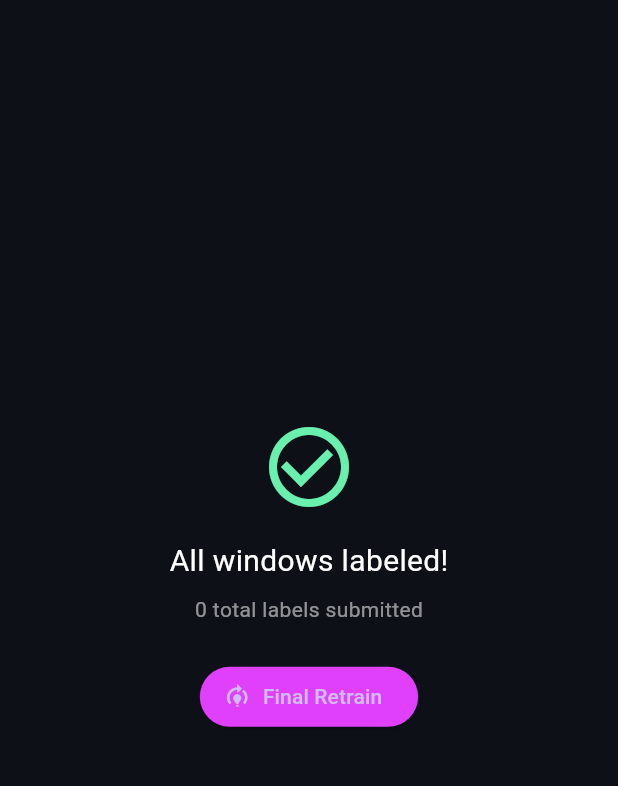
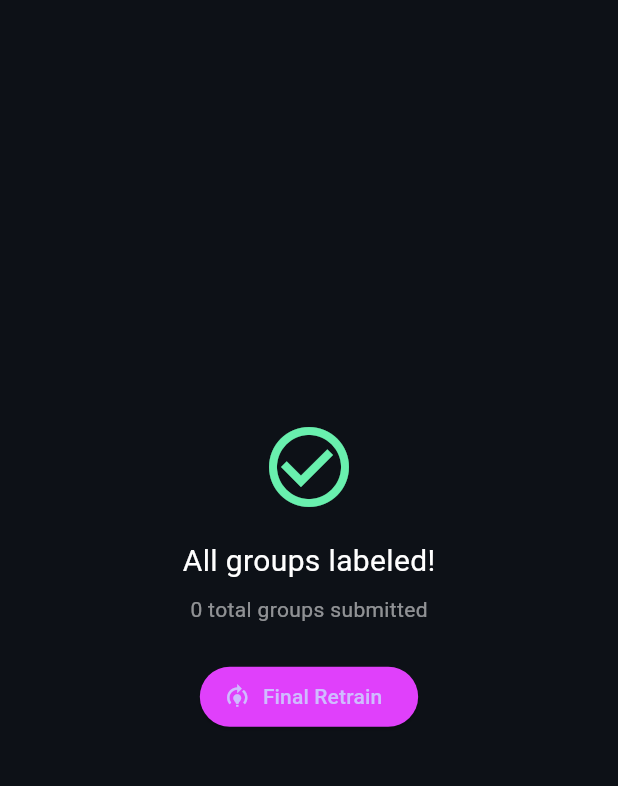
Before and after one commit to Anaspiringdesigner/Solo-Y, a Flutter app: the screen it shows after launch, on a phone screen of 412 x 824 dp, the part 84-870 px from its top. Run offline on Flutter 3.47's test engine with Material 3 defaults, Android fonts, the phone set to English and light mode, and no system bars; network calls fail.

Commit message:
Updated model to chunk the time size down f labels

```diff
--- a/itrs/itr6/brain_app_v1/lib/labeling_screen.dart
+++ b/itrs/itr6/brain_app_v1/lib/labeling_screen.dart
@@ -54,7 +54,7 @@ class _LabelingScreenState extends State<LabelingScreen> {
           _windows = list;
           _cursor = 0;
           _loading = false;
-          _statusMsg = '${list.length} uncertain windows loaded';
+          _statusMsg = '${list.length} uncertain groups loaded';
         });
       }
     } catch (e) {
@@ -101,7 +101,7 @@ class _LabelingScreenState extends State<LabelingScreen> {
           await _fetchWindows();
           setState(() {
             _statusMsg =
-                'Retrained ✓  ${data['uncertain_left']} windows remaining';
+                'Retrained ✓  ${data['uncertain_left']} groups remaining';
           });
         } else {
           setState(() => _statusMsg = 'Retrain skipped: ${data['reason']}');
@@ -128,7 +128,9 @@ class _LabelingScreenState extends State<LabelingScreen> {
   String _formatDate(String iso) {
     try {
       final dt = DateTime.parse(iso).toLocal();
-      return '${dt.year}-${dt.month.toString().padLeft(2, '0')}-${dt.day.toString().padLeft(2, '0')}';
+      return '${dt.year}-'
+          '${dt.month.toString().padLeft(2, '0')}-'
+          '${dt.day.toString().padLeft(2, '0')}';
     } catch (_) {
       return '';
     }
@@ -202,12 +204,12 @@ class _LabelingScreenState extends State<LabelingScreen> {
                 color: Colors.greenAccent, size: 64),
             const SizedBox(height: 16),
             const Text(
-              'All windows labeled!',
+              'All groups labeled!',
               style: TextStyle(color: Colors.white, fontSize: 20),
             ),
             const SizedBox(height: 8),
             Text(
-              '$_labeledCount total labels submitted',
+              '$_labeledCount total groups submitted',
               style: const TextStyle(color: Colors.white54),
             ),
             const SizedBox(height: 24),
@@ -245,7 +247,7 @@ class _LabelingScreenState extends State<LabelingScreen> {
             const SizedBox(height: 12),
             TextButton(
               onPressed: _fetchWindows,
-              child: const Text('Fetch More Windows',
+              child: const Text('Fetch More Groups',
                   style: TextStyle(color: Colors.white54)),
             ),
           ],
@@ -253,13 +255,15 @@ class _LabelingScreenState extends State<LabelingScreen> {
       );
     }
 
-    final win = _windows[_cursor];
-    final probs = (win['probabilities'] as List).map((e) => (e as num).toDouble()).toList();
-    final modelGuess = win['model_guess'] as int;
-    final windowId = win['id'] as int;
-    final startTime = _formatTime(win['start_time'] as String);
-    final endTime = _formatTime(win['end_time'] as String);
-    final date = _formatDate(win['start_time'] as String);
+    final win          = _windows[_cursor];
+    final probs        = (win['probabilities'] as List).map((e) => (e as num).toDouble()).toList();
+    final modelGuess   = win['model_guess'] as int;
+    final windowId     = win['id'] as int;
+    final startTime    = _formatTime(win['start_time'] as String);
+    final endTime      = _formatTime(win['end_time'] as String);
+    final date         = _formatDate(win['start_time'] as String);
+    final windowCount  = win['window_count'] as int;
+    final durationMin  = (win['duration_min'] as num).toDouble();
 
     return Column(
       children: [
@@ -273,7 +277,14 @@ class _LabelingScreenState extends State<LabelingScreen> {
         ),
         Padding(
           padding: const EdgeInsets.fromLTRB(16, 16, 16, 0),
-          child: _buildTimeCard(date, startTime, endTime, windowId),
+          child: _buildTimeCard(
+            date,
+            startTime,
+            endTime,
+            windowId,
+            windowCount,
+            durationMin,
+          ),
         ),
         const SizedBox(height: 12),
         Padding(
@@ -342,7 +353,14 @@ class _LabelingScreenState extends State<LabelingScreen> {
     );
   }
 
-  Widget _buildTimeCard(String date, String start, String end, int id) {
+  Widget _buildTimeCard(
+    String date,
+    String start,
+    String end,
+    int id,
+    int windowCount,
+    double durationMin,
+  ) {
     return Container(
       padding: const EdgeInsets.all(14),
       decoration: BoxDecoration(
@@ -359,8 +377,7 @@ class _LabelingScreenState extends State<LabelingScreen> {
             children: [
               Text(
                 date,
-                style: const TextStyle(
-                    color: Colors.white54, fontSize: 11),
+                style: const TextStyle(color: Colors.white54, fontSize: 11),
               ),
               const SizedBox(height: 2),
               Text(
@@ -368,14 +385,25 @@ class _LabelingScreenState extends State<LabelingScreen> {
                 style: const TextStyle(
                   color: Colors.white,
                   fontWeight: FontWeight.w600,
-                    fontSize: 15),
+                  fontSize: 15,
+                ),
               ),
             ],
           ),
           const Spacer(),
+          Column(
+            crossAxisAlignment: CrossAxisAlignment.end,
+            children: [
               Text(
                 '#$id',
                 style: const TextStyle(color: Colors.white24, fontSize: 12),
+              ),
+              Text(
+                '$windowCount windows · ${durationMin.toStringAsFixed(1)}m',
+                style:
+                    const TextStyle(color: Colors.white38, fontSize: 11),
+              ),
+            ],
           ),
         ],
       ),
@@ -398,10 +426,11 @@ class _LabelingScreenState extends State<LabelingScreen> {
             style: TextStyle(
               color: Colors.white54,
               fontSize: 12,
-                fontWeight: FontWeight.bold),
+              fontWeight: FontWeight.bold,
+            ),
           ),
           const SizedBox(height: 10),...List.generate(6, (i) {
-            final pct = probs[i];
+            final pct     = probs[i];
             final isGuess = i == modelGuess;
             return Padding(
               padding: const EdgeInsets.only(bottom: 8),
@@ -412,8 +441,7 @@ class _LabelingScreenState extends State<LabelingScreen> {
                     child: Text(
                       kStateNames[i],
                       style: TextStyle(
-                        color:
-                            isGuess ? kStateColors[i] : Colors.white54,
+                        color: isGuess ? kStateColors[i] : Colors.white54,
                         fontSize: 11,
                         fontWeight: isGuess
                             ? FontWeight.bold
@@ -442,8 +470,7 @@ class _LabelingScreenState extends State<LabelingScreen> {
                   Text(
                     '${(pct * 100).toStringAsFixed(1)}%',
                     style: TextStyle(
-                      color:
-                          isGuess ? Colors.white : Colors.white38,
+                      color: isGuess ? Colors.white : Colors.white38,
                       fontSize: 11,
                     ),
                   ),
@@ -467,9 +494,7 @@ class _LabelingScreenState extends State<LabelingScreen> {
               : const Color(0xFF21262D),
           borderRadius: BorderRadius.circular(12),
           border: Border.all(
-            color: isGuess
-                ? kStateColors[label]
-                : const Color(0xFF30363D),
+            color: isGuess ? kStateColors[label] : const Color(0xFF30363D),
             width: isGuess ? 2 : 1,
           ),
         ),
```
Also changed, not shown: 1 other file. Lines whose indentation alone changed are shown as unchanged.
